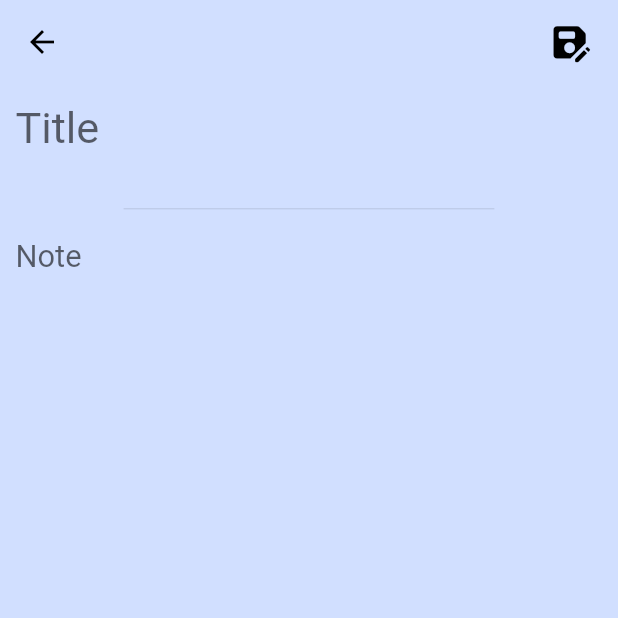
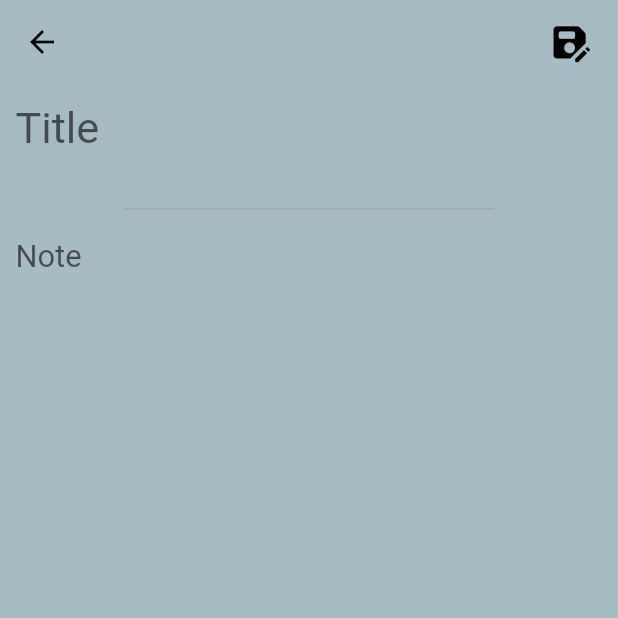
Before and after one commit to suleymangunes/note_taking_app_with_firebase, a Flutter app: the screen it shows after launch, after a tap on the "add" icon, on a phone screen of 412 x 824 dp, the top half of it. Run offline on Flutter 3.47's test engine with Material 2 defaults, Android fonts, the phone set to English and light mode, and no system bars; our stand-ins replace animated_bottom_navigation_bar, cloud_firestore, firebase_core, flutter_advanced_drawer, get; accounts and stored records are empty.

Commit message:
archive edit

```diff
--- /dev/null
+++ b/lib/controllers/controller_select.dart
@@ -0,0 +1,5 @@
+import 'package:get/get.dart';
+
+class ControllerSelect extends GetxController {
+  var bottomNavIndex = 0.obs;
+}
--- a/lib/main.dart
+++ b/lib/main.dart
@@ -21,12 +21,12 @@ class MyApp extends StatelessWidget {
       title: 'Flutter Demo',
       debugShowCheckedModeBanner: false,
       theme: ThemeData(
-        scaffoldBackgroundColor: Color.fromARGB(255, 209, 223, 255),
+        scaffoldBackgroundColor: Color.fromARGB(255, 167, 187, 196),
         appBarTheme: AppBarTheme(
           iconTheme: IconThemeData(
             color: Colors.black
           ),
-          color: Color.fromARGB(255, 209, 223, 255),
+          color: Color.fromARGB(255, 167, 187, 196),
           elevation: 0,
           centerTitle: true,
           titleTextStyle: TextStyle(
--- a/lib/pages/homepage.dart
+++ b/lib/pages/homepage.dart
@@ -1,10 +1,12 @@
-import 'package:animated_bottom_navigation_bar/animated_bottom_navigation_bar.dart';
 import 'package:cloud_firestore/cloud_firestore.dart';
 import 'package:flutter/material.dart';
+import 'package:flutter_advanced_drawer/flutter_advanced_drawer.dart';
 import 'package:get/get.dart';
+import 'package:not_uygulamasi/controllers/controller_select.dart';
 import 'package:not_uygulamasi/pages/addnote.dart';
-import 'package:not_uygulamasi/pages/editnote.dart';
-import 'package:not_uygulamasi/widgets/card_design.dart';
+import 'package:not_uygulamasi/pages/archivenotepage.dart';
+import 'package:not_uygulamasi/pages/normalnotepage.dart';
+import 'package:not_uygulamasi/widgets/bottom_nav_home.dart';
 
 class HomePage extends StatefulWidget {
   const HomePage({Key? key}) : super(key: key);
@@ -14,65 +16,164 @@ class HomePage extends StatefulWidget {
 }
 
 class _HomePageState extends State<HomePage> {
+  ControllerSelect controllerSelect = Get.put(ControllerSelect());
 
   CollectionReference db = FirebaseFirestore.instance.collection("notes");
-  var _bottomNavIndex = 0;
+  final _advancedDrawerController = AdvancedDrawerController();
+
+
 
   @override
   Widget build(BuildContext context) {
-    return Scaffold(
+    return AdvancedDrawer(
+      backdropColor: Colors.blueGrey,
+      controller: _advancedDrawerController,
+      animationCurve: Curves.easeInOut,
+      animationDuration: const Duration(milliseconds: 300),
+      animateChildDecoration: true,
+      rtlOpening: false,
+      openScale: 1.0,
+      disabledGestures: false,
+      childDecoration: const BoxDecoration(
+        boxShadow: <BoxShadow>[
+          BoxShadow(
+            color: Colors.black12,
+            blurRadius: 0.0,
+          ),
+        ],
+        borderRadius: BorderRadius.all(Radius.circular(16)),
+      ),
+      drawer: SafeArea(
+        child: ListTileTheme(
+          textColor: Colors.white,
+          iconColor: Colors.white,
+          child: Column(
+            mainAxisSize: MainAxisSize.max,
+            children: [
+              Container(
+                width: 128.0,
+                height: 128.0,
+                margin: const EdgeInsets.only(
+                  top: 24.0,
+                  bottom: 64.0,
+                ),
+                clipBehavior: Clip.antiAlias,
+                decoration: BoxDecoration(
+                  color: Colors.black26,
+                  shape: BoxShape.circle,
+                ),
+                // child: Image.asset(
+                //   'assets/images/flutter_logo.png',
+                // ),
+              ),
+              ListTile(
+                onTap: () {},
+                leading: Icon(Icons.home),
+                title: Text('Home'),
+              ),
+              ListTile(
+                onTap: () {},
+                leading: Icon(Icons.account_circle_rounded),
+                title: Text('Profile'),
+              ),
+              ListTile(
+                onTap: () {},
+                leading: Icon(Icons.favorite),
+                title: Text('Favourites'),
+              ),
+              ListTile(
+                onTap: () {},
+                leading: Icon(Icons.settings),
+                title: Text('Settings'),
+              ),
+              Spacer(),
+              DefaultTextStyle(
+                style: TextStyle(
+                  fontSize: 12,
+                  color: Colors.white54,
+                ),
+                child: Container(
+                  margin: const EdgeInsets.symmetric(
+                    vertical: 16.0,
+                  ),
+                  child: Text('Terms of Service | Privacy Policy'),
+                ),
+              ),
+            ],
+          ),
+        ),
+      ),
+      child: Scaffold(
         appBar: AppBar(
-        title: const Text('Note Taking App'),
+          leading: IconButton(
+            onPressed: (() {
+              _handleMenuButtonPressed();
+            }),
+            icon: Icon(
+              Icons.menu,
+              size: Get.width * 0.07,
+            )
           ),
-      body: StreamBuilder<Object>(
-        stream: db.orderBy("tarih", descending: true).snapshots(),
-        builder: (context, AsyncSnapshot snapshot) {
-          return GridView.builder(
-            physics: const BouncingScrollPhysics(),
-            itemCount: snapshot.hasData
+          title: const Text(
+            'Note Taking App',
+            style: TextStyle(
+              fontWeight: FontWeight.bold,
+              shadows: <Shadow>[
+                Shadow(
+                  offset: Offset(1.0, 1.0),
+                  blurRadius: 2.0,
+                  color: Colors.blueGrey,
+                ),
+              ],
+            ),
+          ),
+          actions: [
+            Padding(
+              padding: EdgeInsets.only(right: Get.width * 0.02),
+              child: IconButton(
+                onPressed: (() {
+
+                }),
+                icon: Icon(
+                  Icons.search_outlined,
+                  size: Get.width * 0.07,
+                ),
+              ),
+            )
+          ],
+        ),
+
+
+        body: Obx((() {
+          return controllerSelect.bottomNavIndex.value == 0
           ?
-            snapshot.data.docs.length
+          NoteNormalPage(db)
           :
-            0
-            ,
-            gridDelegate: const SliverGridDelegateWithFixedCrossAxisCount(crossAxisCount: 2),
-            itemBuilder: ((context, index) {
-              return GestureDetector(
-                onTap: (() {
-                  Get.to(EditNote(data: snapshot.data.docs[index]));
-                  print(snapshot.data.docs[0].data());
-                }),
-                child: CardDesign(
-                  snapshot.data.docs[index].data()["baslik"].toString(),
-                  snapshot.data.docs[index].data()["icerik"].toString()
-                )
-              );
-            })
-          );
-        }
-      ),
+          ArchiveNormalPage(db);
+        })),
+
+
+
+
         floatingActionButton: FloatingActionButton(
+          backgroundColor: Colors.blueGrey,
           onPressed: (() {
             Get.to(const AddNote());
           }),
-        child: const Icon(Icons.add),
+          child: Icon(
+            Icons.add,
+            color: Colors.black,
+            size: Get.width * 0.08,
+          ),
         ),
         floatingActionButtonLocation: FloatingActionButtonLocation.centerDocked,
-      bottomNavigationBar: AnimatedBottomNavigationBar(
-      icons: <IconData>[
-        Icons.brightness_5,
-        Icons.brightness_4,
-        Icons.brightness_6,
-        Icons.brightness_7,
-      ],
-      activeIndex: _bottomNavIndex,
-      gapLocation: GapLocation.center,
-      notchSmoothness: NotchSmoothness.verySmoothEdge,
-      leftCornerRadius: 32,
-      rightCornerRadius: 32,
-      onTap: (index) => setState(() => _bottomNavIndex = index),
-      //other params
+        bottomNavigationBar: BottomNavDesign()
       ),
     );
   }
+  void _handleMenuButtonPressed() {
+    // NOTICE: Manage Advanced Drawer state through the Controller.
+    _advancedDrawerController.value = AdvancedDrawerValue.visible();
+    _advancedDrawerController.showDrawer();
   }
+}
--- /dev/null
+++ b/lib/pages/normalnotepage.dart
@@ -0,0 +1,45 @@
+import 'package:cloud_firestore/cloud_firestore.dart';
+import 'package:flutter/material.dart';
+import 'package:get/get.dart';
+import 'package:not_uygulamasi/pages/editnote.dart';
+import 'package:not_uygulamasi/widgets/card_design.dart';
+
+class NoteNormalPage extends StatefulWidget {
+  const NoteNormalPage(this.db, {Key? key}) : super(key: key);
+
+  final CollectionReference<Object?> db;
+  @override
+  State<NoteNormalPage> createState() => _NoteNormalPageState();
+}
+
+class _NoteNormalPageState extends State<NoteNormalPage> {
+  @override
+  Widget build(BuildContext context) {
+    return StreamBuilder<Object>(
+      stream: widget.db.where("archive", isEqualTo: false).orderBy("tarih", descending: true).snapshots(),
+      builder: (context, AsyncSnapshot snapshot) {
+        return GridView.builder(
+          physics: const BouncingScrollPhysics(),
+          itemCount: snapshot.hasData
+          ?
+          snapshot.data.docs.length
+          :
+          0
+          ,
+          gridDelegate: const SliverGridDelegateWithFixedCrossAxisCount(crossAxisCount: 2),
+          itemBuilder: ((context, index) {
+            return GestureDetector(
+              onTap: (() {
+                Get.to(EditNote(data: snapshot.data.docs[index]));
+              }),
+              child: CardDesign(
+                snapshot.data.docs[index].data()["baslik"].toString(),
+                snapshot.data.docs[index].data()["icerik"].toString()
+              )
+            );
+          })
+        );
+      }
+    );
+  }
+}
--- /dev/null
+++ b/lib/widgets/bottom_nav_home.dart
@@ -0,0 +1,36 @@
+import 'package:animated_bottom_navigation_bar/animated_bottom_navigation_bar.dart';
+import 'package:flutter/material.dart';
+import 'package:get/get.dart';
+import 'package:not_uygulamasi/controllers/controller_select.dart';
+
+class BottomNavDesign extends StatefulWidget {
+  const BottomNavDesign( {Key? key}) : super(key: key);
+
+  @override
+  State<BottomNavDesign> createState() => _BottomNavDesignState();
+}
+
+class _BottomNavDesignState extends State<BottomNavDesign> {
+
+  ControllerSelect controllerSelect = Get.find();
+
+  @override
+  Widget build(BuildContext context) {
+    return AnimatedBottomNavigationBar(
+      icons: const <IconData>[
+        Icons.note_rounded,
+        Icons.archive_rounded,
+      ],
+      iconSize: Get.width * 0.08,
+      backgroundColor: Color.fromARGB(255, 220, 225, 252),
+      inactiveColor: Colors.grey,
+      activeIndex: controllerSelect.bottomNavIndex.value,
+      activeColor: Colors.black87,
+      gapLocation: GapLocation.center,
+      notchSmoothness: NotchSmoothness.verySmoothEdge,
+      leftCornerRadius: 32,
+      rightCornerRadius: 32,
+      onTap: (index) => setState(() => controllerSelect.bottomNavIndex.value = index),
+   );
+  }
+}
--- a/lib/widgets/card_design.dart
+++ b/lib/widgets/card_design.dart
@@ -12,11 +12,12 @@ class CardDesign extends StatelessWidget {
   @override
   Widget build(BuildContext context) {
     return Card(
+      // color: Colors.blueGrey,
       shape: RoundedRectangleBorder(
         borderRadius: BorderRadius.circular(20)
       ),
       elevation: 10,
-      // color: Color.fromARGB(255, 237, 240, 255),
+      color: Color.fromARGB(255, 237, 240, 255),
       margin: EdgeInsets.all(Get.width * 0.05),
       child: Container(
         margin: const EdgeInsets.all(10),
@@ -27,7 +28,7 @@ class CardDesign extends StatelessWidget {
               textAlign: TextAlign.center,
               overflow: TextOverflow.ellipsis,
               style: TextStyle(
-                fontSize: Get.width * 0.045
+                fontSize: Get.width * 0.045,
               ),
             ),
             SizedBox(
--- a/pubspec.yaml
+++ b/pubspec.yaml
@@ -38,6 +38,8 @@ dependencies:
   cloud_firestore: ^3.5.1
   get: ^4.6.5
   animated_bottom_navigation_bar: ^1.1.0
+  flutter_zoom_drawer: ^3.0.3
+  flutter_advanced_drawer: ^1.3.2
 
 dev_dependencies:
   flutter_test:
```
Also changed, not shown: lib/pages/archivenotepage.dart (added, +45 -0 lines), lib/widgets/edit_note_app_bar.dart (+14 -2 lines), pubspec.lock. Lines whose indentation alone changed are shown as unchanged.
